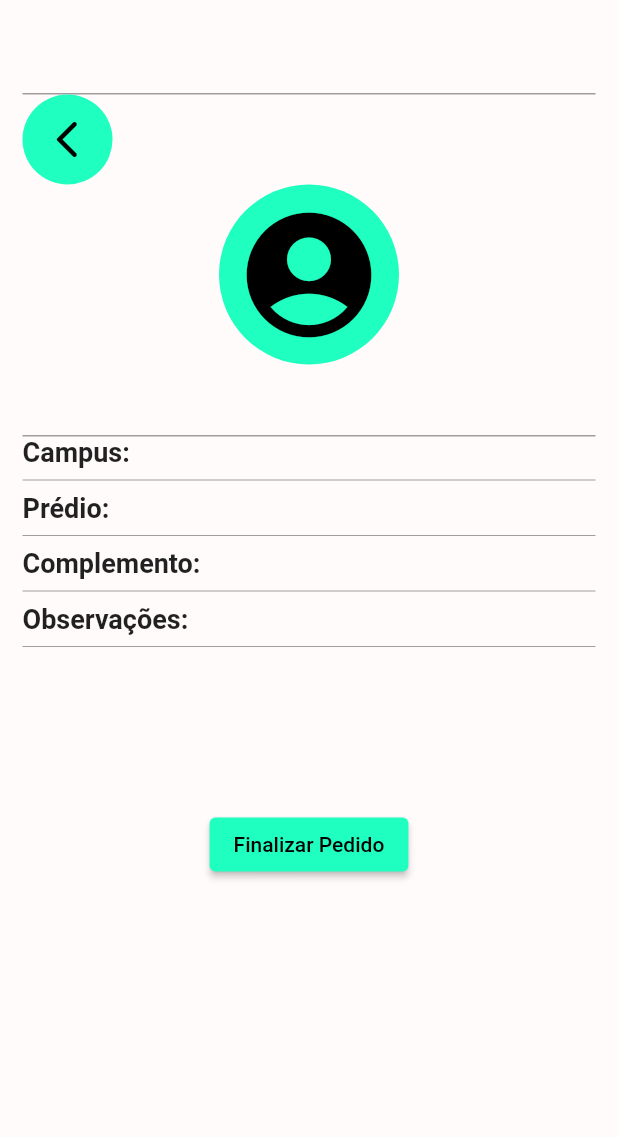
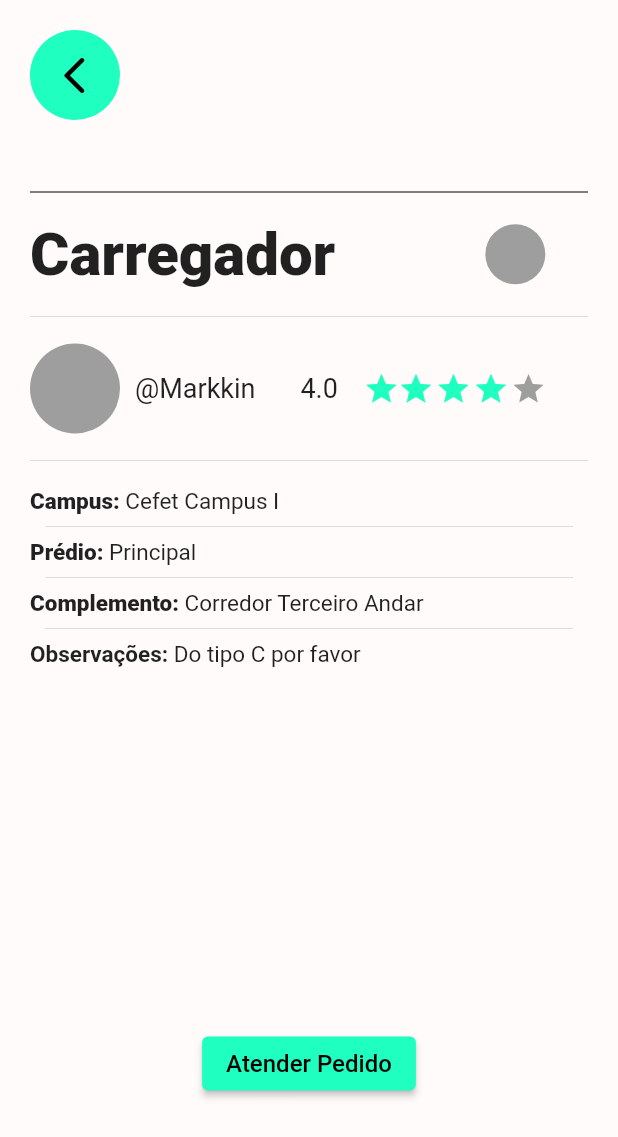
Before and after one commit to cefetmg-2022-psi-g2/QG-Frontend, a Flutter app: the DetalhesPedido screen opened directly, on a phone screen of 412 x 824 dp. Shown: the top 1137 px of the screen. Run offline on Flutter 3.47's test engine with Material 2 defaults, Android fonts, the phone set to English and light mode, and no system bars; our stand-ins replace dio, shared_preferences; missing offline and left inert: shared_preferences_android; accounts and stored records are empty.

Commit message:
Update qg_detalhes_pedido.dart

```diff
--- a/lib/pages/qg_detalhes_pedido.dart
+++ b/lib/pages/qg_detalhes_pedido.dart
@@ -4,6 +4,8 @@ import 'package:qg/widgets/card-pedidos.dart';
 import 'package:shared_preferences/shared_preferences.dart';
 import 'package:shared_preferences_android/shared_preferences_android.dart';
 import '../models/pedidos.dart';
+
+
 
 class DetalhesPedido extends StatefulWidget {
   @override
@@ -15,25 +17,21 @@ class _DetalhesPedido extends State<DetalhesPedido> {
   Widget build(BuildContext context) {
     return SafeArea(
       child: Scaffold(
-        // Cor de fundo
+        // Cor de Fundo
         backgroundColor: Color.fromARGB(255, 255, 251, 251),
+
         // Corpo da página
         body: Container(
-          // Distância da ponta
-          margin: EdgeInsets.all(15),
-          child: Form(
-            child: SingleChildScrollView(
+
+          // Espaço ao redor
+          margin: EdgeInsets.all(20),
+
           child: Column(
+            // Deixa a seta na esquerda da tela
+            crossAxisAlignment: CrossAxisAlignment.start,
+
             children: [
-                  // 1 Coluna
-                  Column(
-                    mainAxisSize: MainAxisSize.min,
-                    crossAxisAlignment: CrossAxisAlignment.start,
-                    children: [
-
-                      TextFormField(),
-
-                      // Botão de voltar
+              // CircleAvater é a seta
               CircleAvatar(
                 radius: 30,
                 backgroundColor: Color(0xff1FFFBF),
@@ -48,109 +46,257 @@ class _DetalhesPedido extends State<DetalhesPedido> {
                 ),
               ),
 
-
-
-                    ],
+              // Espaço
+              SizedBox(
+                height: 40,
               ),
 
-                  // 2 Coluna
-                  Column(
-                    crossAxisAlignment: CrossAxisAlignment.center,
+              // Imagem vai até aqui
+              Divider(
+                color: Colors.black,
+              ),
+
+              // Espaço
+              SizedBox(height: 10,),
+
+              // Aqui ficará o nome do Item
+              Row(
+                mainAxisAlignment: MainAxisAlignment.start,
                 children: [
+                  Text(
+                    "Carregador",
+                    style: TextStyle(
+                      // Deixa em negrito
+                      fontWeight: FontWeight.w800,
 
-                      CircleAvatar(
-                        radius: 60,
-                        backgroundColor: Color(0xff1FFFBF),
-                        child: IconButton(
-                          icon: const Icon(Icons.account_circle_rounded),
-                          color: Colors.black,
-                          iconSize: 100,
-                          tooltip: 'Voltar para a lista de Pedidos',
-                          onPressed: () {
-                            Navigator.pop(context);
-                          },
+                      //Tamanho da letra
+                      fontSize: 40,
 
                     ),
                   ),
 
-                      TextFormField(),
+                  SizedBox(width: 100,),
+
+                  CircleAvatar(
+                   radius: 20,
+                   backgroundColor: Colors.grey,
+                  ),
                 ],
               ),
 
-                  // 3 Coluna
-                  Column(
-                    crossAxisAlignment: CrossAxisAlignment.start,
+              SizedBox(
+                height: 10,
+              ),
+
+              Divider(),
+
+              SizedBox(
+                height: 10,
+              ),
+
+              // Aqui ficará a avaliação
+              Row(
+                mainAxisAlignment: MainAxisAlignment.start,
                 children: [
 
+                  CircleAvatar(
+                    radius: 30,
+                    backgroundColor: Colors.grey,
+                  ),
+
+                  SizedBox(
+                    width: 10,
+                  ),
+
+                  // Nome do usuário
+                  Text(
+                    "@Markkin",
+                    style: TextStyle(
+                      fontWeight: FontWeight.w400,
+                      fontSize: 18,
+                    ),
+                  ),
+                  SizedBox(
+                    width: 30,
+                  ),
+
+                  // Nota
+                  Text(
+                    "4.0",
+                    style: TextStyle(
+                      fontWeight: FontWeight.w400,
+                      fontSize: 18,
+                    ),
+                  ),
+                  // color: Color(0xff1FFFBF),
+                  // Estrelas
+                  Stack(
+                    children: [
+                      Container(
+
+                        child: IconButton(
+                          icon: const Icon(Icons.star),
+                          color: Color(0xff1FFFBF),
+                          onPressed: () {},
+                          padding: EdgeInsets.only(left: 10),
+                        ),
+                      ),
+                      Container(
+                        child: IconButton(
+                          icon: const Icon(Icons.star),
+                          color: Color(0xff1FFFBF),
+                          onPressed: () {},
+                          padding: EdgeInsets.only(left: 40),
+                        ),
+                      ),
+                      Container(
+                        child: IconButton(
+                          icon: const Icon(Icons.star),
+                          color: Color(0xff1FFFBF),
+                          onPressed: () {},
+                          padding: EdgeInsets.only(left: 65),
+                        ),
+                      ),
+                      Container(
+                        child: IconButton(
+                          icon: const Icon(Icons.star),
+                          color: Color(0xff1FFFBF),
+                          onPressed: () {},
+                          padding: EdgeInsets.only(left: 90),
+                        ),
+                      ),
+                      Container(
+                        child: IconButton(
+                          icon: const Icon(Icons.star),
+                          color: Colors.grey,
+                          onPressed: () {},
+                          padding: EdgeInsets.only(left: 115),
+                        ),
+                      ),
+                    ],
+                  ),
+                ],
+              ),
+
+
+
+              SizedBox(
+                height: 10,
+              ),
+
+              Divider(),
+
+              SizedBox(
+                height: 10,
+              ),
+              Row(
+                children: [
                   Text(
                     "Campus: ",
                     style: TextStyle(
-                          fontSize: 18,
-                          fontWeight: FontWeight.w700,
+                      fontWeight: FontWeight.w800,
+                      fontSize: 15,
                     ),
                   ),
+                  Text(
+                    "Cefet Campus I",
+                    style: TextStyle(
+                      fontWeight: FontWeight.w400,
+                      fontSize: 15,
+                    ),
+                  ),
+                ],
+              ),
               Divider(
-                        color: Colors.grey,
+                indent: 10,
+                endIndent: 10,
               ),
+              Row(
+                children: [
                   Text(
                     "Prédio: ",
                     style: TextStyle(
-                          fontSize: 18,
-                          fontWeight: FontWeight.w700,
+                      fontWeight: FontWeight.w800,
+                      fontSize: 15,
                     ),
                   ),
+                  Text(
+                    "Principal",
+                    style: TextStyle(
+                      fontWeight: FontWeight.w400,
+                      fontSize: 15,
+                    ),
+                  ),
+                ],
+              ),
               Divider(
-                        color: Colors.grey,
+                indent: 10,
+                endIndent: 10,
               ),
+              Row(
+                children: [
                   Text(
                     "Complemento: ",
                     style: TextStyle(
-                          fontSize: 18,
-                          fontWeight: FontWeight.w700,
+                      fontWeight: FontWeight.w800,
+                      fontSize: 15,
                     ),
                   ),
+                  Text(
+                    "Corredor Terceiro Andar",
+                    style: TextStyle(
+                      fontWeight: FontWeight.w400,
+                      fontSize: 15,
+                    ),
+                  ),
+                ],
+              ),
               Divider(
-                        color: Colors.grey,
+                indent: 10,
+                endIndent: 10,
               ),
+              Row(
+                children: [
                   Text(
                     "Observações: ",
                     style: TextStyle(
-                          fontSize: 18,
-                          fontWeight: FontWeight.w700,
+                      fontWeight: FontWeight.w600,
+                      fontSize: 15,
                     ),
                   ),
-                      Divider(
-                        color: Colors.grey,
+                  Text(
+                    "Do tipo C por favor",
+                    style: TextStyle(
+                      fontWeight: FontWeight.w400,
+                      fontSize: 15,
+                    ),
+                  ),
+                ],
               ),
               SizedBox(
-                        height: 100,
+                height: 240,
               ),
-
-                    ],
-                  ),
-
-                  // 4 Coluna
-                  Column(
-                    crossAxisAlignment: CrossAxisAlignment.end,
+              Row(
+                mainAxisAlignment: MainAxisAlignment.center,
                 children: [
-                      // Botão de finalizar pedido
                   ElevatedButton(
                     style: ElevatedButton.styleFrom(
                       primary: Color(0xff1FFFBF),
                     ),
-                        onPressed: () => {},
+                    onPressed: () {
+
+                    },
                     child: const Text(
-                          'Finalizar Pedido',
+                      'Atender Pedido',
                       style: TextStyle(
                         color: Colors.black,
+                        fontSize: 16,
                       ),
                     ),
                   ),
                 ],
-                  )
+              ),
             ],
-              ),
-            ),
           ),
         ),
       ),
```
Lines whose indentation alone changed are shown as unchanged.
